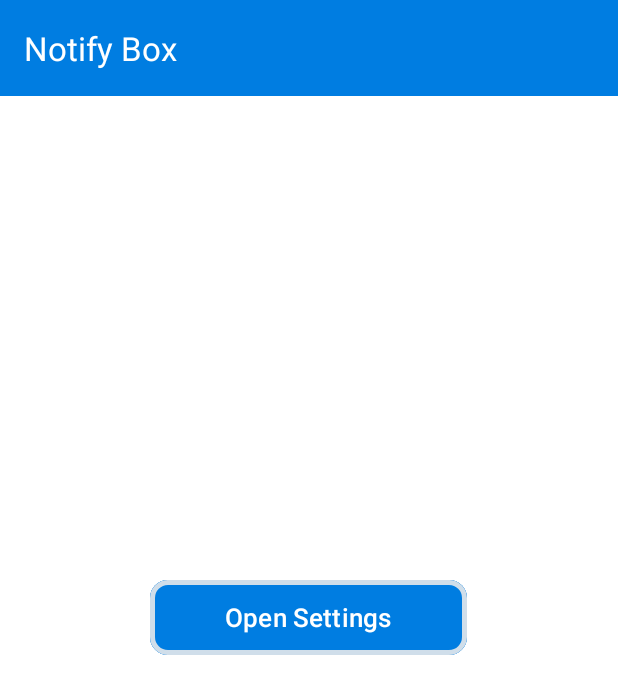
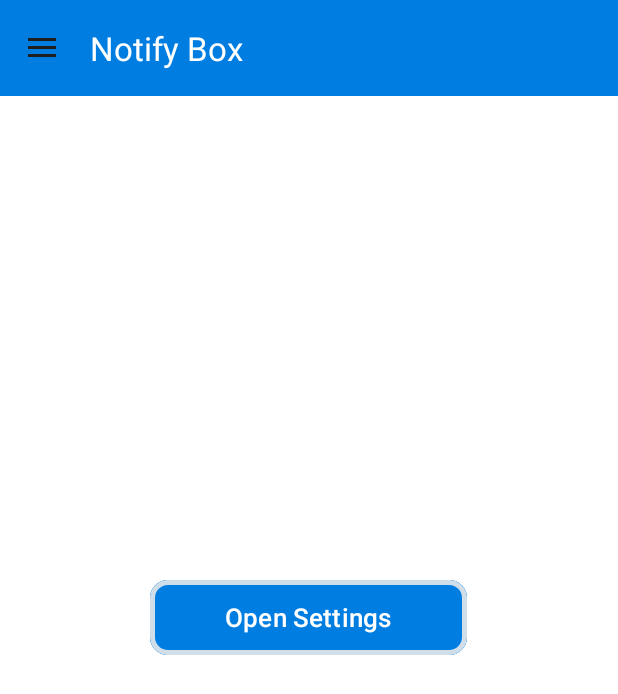
Before and after one commit to dhruvin-dhameliya/Notify-Box, an Android app: the screen it shows after launch (MainActivity), on a phone screen of 412 x 824 dp. Shown: the top 694 px of the screen. Run offline under Robolectric (Android 15) with nearby library versions, the light colour scheme and no system bars.

Commit message:
Material3 Drawer added.

```diff
--- a/app/src/main/java/com/extralab/notifybox/MainActivity.kt
+++ b/app/src/main/java/com/extralab/notifybox/MainActivity.kt
@@ -7,12 +7,17 @@ import android.provider.Settings
 import android.view.View
 import android.widget.LinearLayout
 import androidx.activity.result.contract.ActivityResultContracts
+import androidx.appcompat.app.ActionBarDrawerToggle
 import androidx.appcompat.app.AppCompatActivity
+import androidx.appcompat.widget.Toolbar
+import androidx.core.view.GravityCompat
+import androidx.drawerlayout.widget.DrawerLayout
 import androidx.recyclerview.widget.LinearLayoutManager
 import androidx.recyclerview.widget.RecyclerView
 import com.extralab.notifybox.Notifications.NotificationAdapter
 import com.extralab.notifybox.RoomDB.NotificationDatabase
 import com.google.android.material.button.MaterialButton
+import com.google.android.material.navigation.NavigationView
 import com.google.android.material.snackbar.Snackbar
 
 class MainActivity : AppCompatActivity() {
@@ -21,6 +26,10 @@ class MainActivity : AppCompatActivity() {
     private lateinit var btn_open_settings: MaterialButton
     private lateinit var layout_no_notification: LinearLayout
     private lateinit var recyclerView: RecyclerView
+
+    private lateinit var drawerLayout: DrawerLayout
+    private lateinit var navView: NavigationView
+    private lateinit var toolbar: Toolbar
 
     private val requestPermissionLauncher =
         registerForActivityResult(ActivityResultContracts.StartActivityForResult()) {
@@ -34,6 +43,8 @@ class MainActivity : AppCompatActivity() {
     override fun onCreate(savedInstanceState: Bundle?) {
         super.onCreate(savedInstanceState)
         setContentView(R.layout.activity_main)
+
+        displayDrawer()
 
         btn_open_settings = findViewById(R.id.btn_open_settings)
         layout_no_notification = findViewById(R.id.layout_no_notification)
@@ -97,8 +108,32 @@ class MainActivity : AppCompatActivity() {
         }
     }
 
-
     private fun showSnackbar(message: String) {
         Snackbar.make(findViewById(android.R.id.content), message, Snackbar.LENGTH_SHORT).show()
     }
+
+    private fun displayDrawer() {
+        toolbar = findViewById(R.id.toolbar)
+        setSupportActionBar(toolbar)
+        drawerLayout = findViewById(R.id.drawerLayout)
+        navView = findViewById(R.id.nav_view)
+
+        val toggle = ActionBarDrawerToggle(
+            this,
+            drawerLayout,
+            toolbar,
+            R.string.navigation_drawer_open,
+            R.string.navigation_drawer_close
+        )
+        drawerLayout.addDrawerListener(toggle)
+        toggle.syncState()
+    }
+
+    override fun onBackPressed() {
+        if (drawerLayout.isDrawerOpen(GravityCompat.START)) {
+            drawerLayout.closeDrawer(GravityCompat.START)
+        } else {
+            super.onBackPressed()
+        }
+    }
 }
--- /dev/null
+++ b/app/src/main/res/drawable/icon_all.xml
@@ -0,0 +1,10 @@
+<vector xmlns:android="http://schemas.android.com/apk/res/android"
+    android:width="24dp"
+    android:height="24dp"
+    android:viewportWidth="960"
+    android:viewportHeight="960"
+    android:tint="?attr/colorControlNormal">
+  <path
+      android:fillColor="@android:color/white"
+      android:pathData="M200,880Q167,880 143.5,856.5Q120,833 120,800L120,240Q120,207 143.5,183.5Q167,160 200,160L240,160L240,80L320,80L320,160L640,160L640,80L720,80L720,160L760,160Q793,160 816.5,183.5Q840,207 840,240L840,800Q840,833 816.5,856.5Q793,880 760,880L200,880ZM200,800L760,800Q760,800 760,800Q760,800 760,800L760,400L200,400L200,800Q200,800 200,800Q200,800 200,800ZM200,320L760,320L760,240Q760,240 760,240Q760,240 760,240L200,240Q200,240 200,240Q200,240 200,240L200,320ZM200,320L200,240Q200,240 200,240Q200,240 200,240L200,240Q200,240 200,240Q200,240 200,240L200,320ZM480,560Q463,560 451.5,548.5Q440,537 440,520Q440,503 451.5,491.5Q463,480 480,480Q497,480 508.5,491.5Q520,503 520,520Q520,537 508.5,548.5Q497,560 480,560ZM320,560Q303,560 291.5,548.5Q280,537 280,520Q280,503 291.5,491.5Q303,480 320,480Q337,480 348.5,491.5Q360,503 360,520Q360,537 348.5,548.5Q337,560 320,560ZM640,560Q623,560 611.5,548.5Q600,537 600,520Q600,503 611.5,491.5Q623,480 640,480Q657,480 668.5,491.5Q680,503 680,520Q680,537 668.5,548.5Q657,560 640,560ZM480,720Q463,720 451.5,708.5Q440,697 440,680Q440,663 451.5,651.5Q463,640 480,640Q497,640 508.5,651.5Q520,663 520,680Q520,697 508.5,708.5Q497,720 480,720ZM320,720Q303,720 291.5,708.5Q280,697 280,680Q280,663 291.5,651.5Q303,640 320,640Q337,640 348.5,651.5Q360,663 360,680Q360,697 348.5,708.5Q337,720 320,720ZM640,720Q623,720 611.5,708.5Q600,697 600,680Q600,663 611.5,651.5Q623,640 640,640Q657,640 668.5,651.5Q680,663 680,680Q680,697 668.5,708.5Q657,720 640,720Z"/>
+</vector>
--- /dev/null
+++ b/app/src/main/res/drawable/icon_info.xml
@@ -0,0 +1,10 @@
+<vector xmlns:android="http://schemas.android.com/apk/res/android"
+    android:width="24dp"
+    android:height="24dp"
+    android:viewportWidth="960"
+    android:viewportHeight="960"
+    android:tint="?attr/colorControlNormal">
+  <path
+      android:fillColor="@android:color/white"
+      android:pathData="M440,680L520,680L520,440L440,440L440,680ZM480,360Q497,360 508.5,348.5Q520,337 520,320Q520,303 508.5,291.5Q497,280 480,280Q463,280 451.5,291.5Q440,303 440,320Q440,337 451.5,348.5Q463,360 480,360ZM480,880Q397,880 324,848.5Q251,817 197,763Q143,709 111.5,636Q80,563 80,480Q80,397 111.5,324Q143,251 197,197Q251,143 324,111.5Q397,80 480,80Q563,80 636,111.5Q709,143 763,197Q817,251 848.5,324Q880,397 880,480Q880,563 848.5,636Q817,709 763,763Q709,817 636,848.5Q563,880 480,880ZM480,800Q614,800 707,707Q800,614 800,480Q800,346 707,253Q614,160 480,160Q346,160 253,253Q160,346 160,480Q160,614 253,707Q346,800 480,800ZM480,480Q480,480 480,480Q480,480 480,480Q480,480 480,480Q480,480 480,480Q480,480 480,480Q480,480 480,480Q480,480 480,480Q480,480 480,480Z"/>
+</vector>
--- /dev/null
+++ b/app/src/main/res/drawable/icon_share.xml
@@ -0,0 +1,10 @@
+<vector xmlns:android="http://schemas.android.com/apk/res/android"
+    android:width="24dp"
+    android:height="24dp"
+    android:viewportWidth="960"
+    android:viewportHeight="960"
+    android:tint="?attr/colorControlNormal">
+  <path
+      android:fillColor="@android:color/white"
+      android:pathData="M680,880Q630,880 595,845Q560,810 560,760Q560,754 563,732L282,568Q266,583 245,591.5Q224,600 200,600Q150,600 115,565Q80,530 80,480Q80,430 115,395Q150,360 200,360Q224,360 245,368.5Q266,377 282,392L563,228Q561,221 560.5,214.5Q560,208 560,200Q560,150 595,115Q630,80 680,80Q730,80 765,115Q800,150 800,200Q800,250 765,285Q730,320 680,320Q656,320 635,311.5Q614,303 598,288L317,452Q319,459 319.5,465.5Q320,472 320,480Q320,488 319.5,494.5Q319,501 317,508L598,672Q614,657 635,648.5Q656,640 680,640Q730,640 765,675Q800,710 800,760Q800,810 765,845Q730,880 680,880ZM680,800Q697,800 708.5,788.5Q720,777 720,760Q720,743 708.5,731.5Q697,720 680,720Q663,720 651.5,731.5Q640,743 640,760Q640,777 651.5,788.5Q663,800 680,800ZM200,520Q217,520 228.5,508.5Q240,497 240,480Q240,463 228.5,451.5Q217,440 200,440Q183,440 171.5,451.5Q160,463 160,480Q160,497 171.5,508.5Q183,520 200,520ZM680,240Q697,240 708.5,228.5Q720,217 720,200Q720,183 708.5,171.5Q697,160 680,160Q663,160 651.5,171.5Q640,183 640,200Q640,217 651.5,228.5Q663,240 680,240ZM680,760Q680,760 680,760Q680,760 680,760Q680,760 680,760Q680,760 680,760Q680,760 680,760Q680,760 680,760Q680,760 680,760Q680,760 680,760ZM200,480Q200,480 200,480Q200,480 200,480Q200,480 200,480Q200,480 200,480Q200,480 200,480Q200,480 200,480Q200,480 200,480Q200,480 200,480ZM680,200Q680,200 680,200Q680,200 680,200Q680,200 680,200Q680,200 680,200Q680,200 680,200Q680,200 680,200Q680,200 680,200Q680,200 680,200Z"/>
+</vector>
--- /dev/null
+++ b/app/src/main/res/drawable/icon_star.xml
@@ -0,0 +1,10 @@
+<vector xmlns:android="http://schemas.android.com/apk/res/android"
+    android:width="24dp"
+    android:height="24dp"
+    android:viewportWidth="960"
+    android:viewportHeight="960"
+    android:tint="?attr/colorControlNormal">
+  <path
+      android:fillColor="@android:color/white"
+      android:pathData="M354,673L480,597L606,674L573,530L684,434L538,421L480,285L422,420L276,433L387,530L354,673ZM233,840L298,559L80,370L368,345L480,80L592,345L880,370L662,559L727,840L480,691L233,840ZM480,490L480,490L480,490L480,490L480,490L480,490L480,490L480,490L480,490L480,490Z"/>
+</vector>
--- /dev/null
+++ b/app/src/main/res/drawable/icon_today.xml
@@ -0,0 +1,10 @@
+<vector xmlns:android="http://schemas.android.com/apk/res/android"
+    android:width="24dp"
+    android:height="24dp"
+    android:viewportWidth="960"
+    android:viewportHeight="960"
+    android:tint="?attr/colorControlNormal">
+  <path
+      android:fillColor="@android:color/white"
+      android:pathData="M360,660Q318,660 289,631Q260,602 260,560Q260,518 289,489Q318,460 360,460Q402,460 431,489Q460,518 460,560Q460,602 431,631Q402,660 360,660ZM200,880Q167,880 143.5,856.5Q120,833 120,800L120,240Q120,207 143.5,183.5Q167,160 200,160L240,160L240,80L320,80L320,160L640,160L640,80L720,80L720,160L760,160Q793,160 816.5,183.5Q840,207 840,240L840,800Q840,833 816.5,856.5Q793,880 760,880L200,880ZM200,800L760,800Q760,800 760,800Q760,800 760,800L760,400L200,400L200,800Q200,800 200,800Q200,800 200,800ZM200,320L760,320L760,240Q760,240 760,240Q760,240 760,240L200,240Q200,240 200,240Q200,240 200,240L200,320ZM200,320L200,240Q200,240 200,240Q200,240 200,240L200,240Q200,240 200,240Q200,240 200,240L200,320Z"/>
+</vector>
--- /dev/null
+++ b/app/src/main/res/drawable/icon_yesterday.xml
@@ -0,0 +1,10 @@
+<vector xmlns:android="http://schemas.android.com/apk/res/android"
+    android:width="24dp"
+    android:height="24dp"
+    android:viewportWidth="960"
+    android:viewportHeight="960"
+    android:tint="?attr/colorControlNormal">
+  <path
+      android:fillColor="@android:color/white"
+      android:pathData="M580,720Q538,720 509,691Q480,662 480,620Q480,578 509,549Q538,520 580,520Q622,520 651,549Q680,578 680,620Q680,662 651,691Q622,720 580,720ZM200,880Q167,880 143.5,856.5Q120,833 120,800L120,240Q120,207 143.5,183.5Q167,160 200,160L240,160L240,80L320,80L320,160L640,160L640,80L720,80L720,160L760,160Q793,160 816.5,183.5Q840,207 840,240L840,800Q840,833 816.5,856.5Q793,880 760,880L200,880ZM200,800L760,800Q760,800 760,800Q760,800 760,800L760,400L200,400L200,800Q200,800 200,800Q200,800 200,800ZM200,320L760,320L760,240Q760,240 760,240Q760,240 760,240L200,240Q200,240 200,240Q200,240 200,240L200,320ZM200,320L200,240Q200,240 200,240Q200,240 200,240L200,240Q200,240 200,240Q200,240 200,240L200,320Z"/>
+</vector>
--- a/app/src/main/res/layout/activity_main.xml
+++ b/app/src/main/res/layout/activity_main.xml
@@ -1,7 +1,13 @@
 <?xml version="1.0" encoding="utf-8"?>
-<androidx.coordinatorlayout.widget.CoordinatorLayout xmlns:android="http://schemas.android.com/apk/res/android"
+<androidx.drawerlayout.widget.DrawerLayout xmlns:android="http://schemas.android.com/apk/res/android"
     xmlns:app="http://schemas.android.com/apk/res-auto"
     xmlns:tools="http://schemas.android.com/tools"
+    android:id="@+id/drawerLayout"
+    android:layout_width="match_parent"
+    android:layout_height="match_parent"
+    tools:openDrawer="start">
+
+    <androidx.coordinatorlayout.widget.CoordinatorLayout
         android:layout_width="match_parent"
         android:layout_height="match_parent"
         tools:context=".MainActivity">
@@ -16,6 +22,7 @@
                 android:layout_width="match_parent"
                 android:layout_height="?attr/actionBarSize"
                 android:background="?attr/colorPrimary"
+                app:menu="@menu/navigation_drawer"
                 app:title="@string/app_name"
                 app:titleTextAppearance="@style/TextAppearance.Material3.ActionBar.Title"
                 app:titleTextColor="@color/white" />
@@ -95,3 +102,12 @@
         </LinearLayout>
 
     </androidx.coordinatorlayout.widget.CoordinatorLayout>
+
+    <com.google.android.material.navigation.NavigationView
+        android:id="@+id/nav_view"
+        android:layout_width="wrap_content"
+        android:layout_height="match_parent"
+        android:layout_gravity="start"
+        app:menu="@menu/navigation_drawer" />
+
+</androidx.drawerlayout.widget.DrawerLayout>
--- /dev/null
+++ b/app/src/main/res/menu/navigation_drawer.xml
@@ -0,0 +1,50 @@
+<?xml version="1.0" encoding="utf-8"?>
+<menu xmlns:android="http://schemas.android.com/apk/res/android"
+    xmlns:app="http://schemas.android.com/apk/res-auto">
+    <item
+        android:id="@+id/main_item"
+        android:title="Timing">
+        <menu>
+            <item
+                android:id="@+id/item_all"
+                android:checkable="true"
+                android:icon="@drawable/icon_all"
+                android:title="All"
+                app:showAsAction="ifRoom" />
+            <item
+                android:id="@+id/item_today"
+                android:checkable="true"
+                android:icon="@drawable/icon_today"
+                android:title="Today"
+                app:showAsAction="ifRoom" />
+            <item
+                android:id="@+id/item_yesterday"
+                android:checkable="true"
+                android:icon="@drawable/icon_yesterday"
+                android:title="Yesterday"
+                app:showAsAction="ifRoom" />
+        </menu>
+    </item>
+    <item
+        android:id="@+id/labels_item"
+        android:title="Contact">
+        <menu>
+            <item
+                android:checkable="true"
+                android:icon="@drawable/icon_info"
+                android:title="About"
+                app:showAsAction="ifRoom" />
+            <item
+                android:checkable="true"
+                android:icon="@drawable/icon_star"
+                android:title="Rating"
+                app:showAsAction="ifRoom" />
+            <item
+                android:checkable="true"
+                android:icon="@drawable/icon_share"
+                android:title="Share"
+                app:showAsAction="ifRoom" />
+        </menu>
+    </item>
+
+</menu>
--- a/app/src/main/res/values/strings.xml
+++ b/app/src/main/res/values/strings.xml
@@ -1,3 +1,6 @@
 <resources>
     <string name="app_name">Notify Box</string>
+
+    <string name="navigation_drawer_open">Open drawer</string>
+    <string name="navigation_drawer_close">Close drawer</string>
 </resources>
```
Lines whose indentation alone changed are shown as unchanged.
